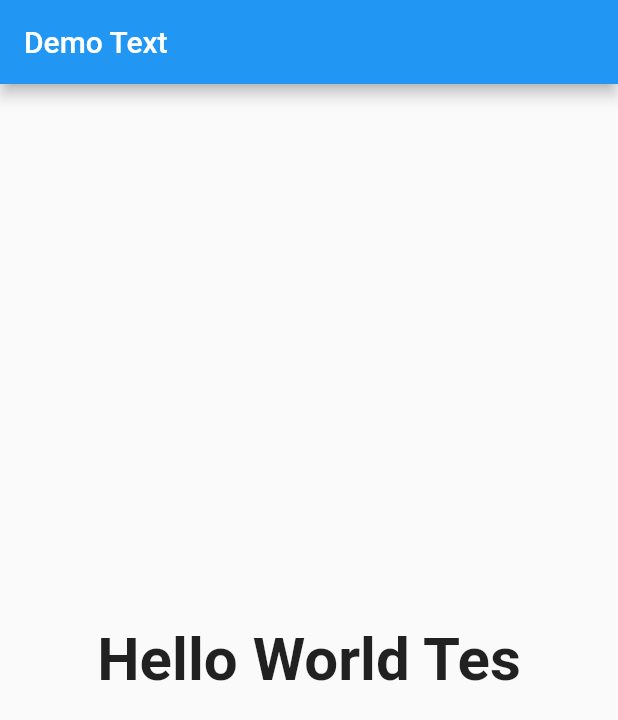
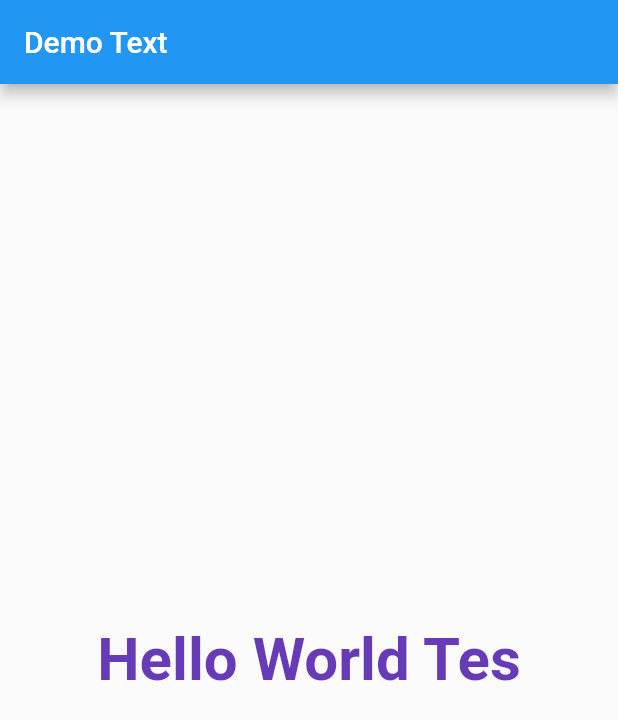
Before and after one commit to siubie/Flutter-Series-Text-Widget, a Flutter app: the screen it shows after launch, on a phone screen of 412 x 824 dp. Shown: the top 720 px of the screen. Run offline on Flutter 3.47's test engine with Material 2 defaults, Android fonts, the phone set to English and light mode, and no system bars.

Commit message:
Start Font Color

```diff
--- a/lib/main.dart
+++ b/lib/main.dart
@@ -25,6 +25,7 @@ class MyApp extends StatelessWidget {
             style: TextStyle(
               fontSize: 40,
               fontWeight: FontWeight.w600,
+              color: Colors.deepPurple,
             ),
           ),
         ),
```
